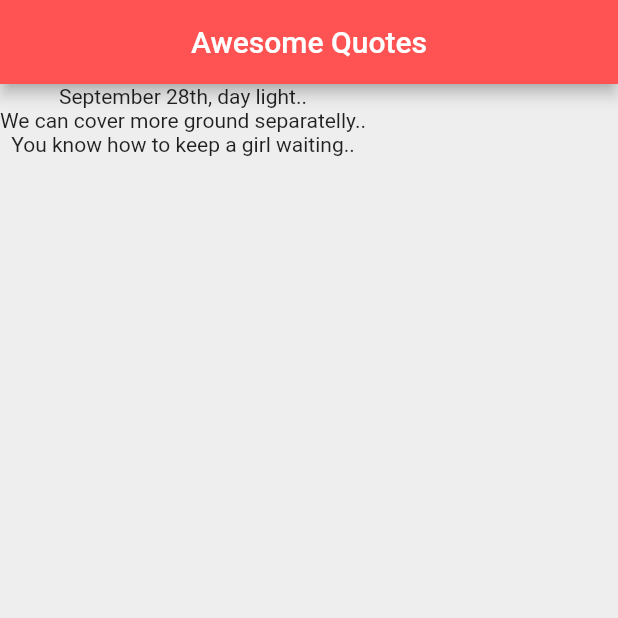
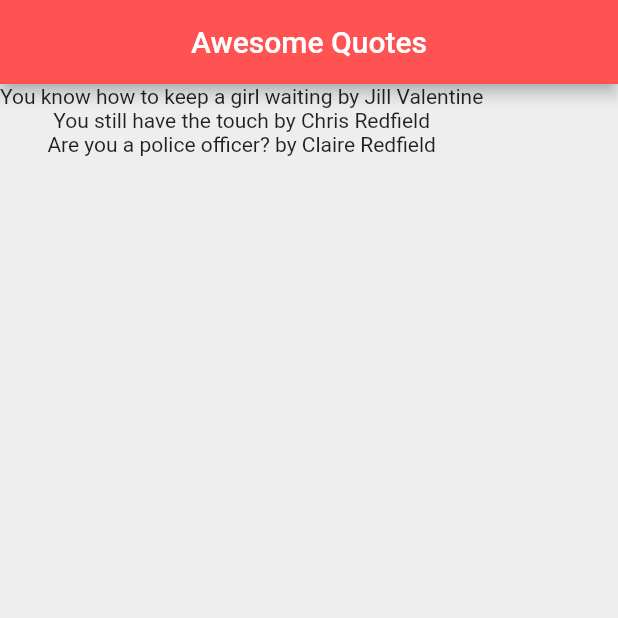
Before and after one commit to alezithop/flutter-netninja, a Flutter app: the screen it shows after launch, on a phone screen of 412 x 824 dp, the top half of it. Run offline on Flutter 3.47's test engine with Material 2 defaults, Android fonts, the phone set to English and light mode, and no system bars.

Commit message:
simplifying the way to create classes and passing the items of the list with {}

```diff
--- a/lib/main.dart
+++ b/lib/main.dart
@@ -1,4 +1,5 @@
 import 'package:flutter/material.dart';
+import 'quote.dart';
 
 void main() => runApp(MaterialApp(
   home: QuoteList(),
@@ -11,10 +12,10 @@ class QuoteList extends StatefulWidget {
 
 class _QuoteListState extends State<QuoteList> {
 
-  List<String> quotes = [
-    'September 28th, day light..',
-    'We can cover more ground separatelly..',
-    'You know how to keep a girl waiting..'
+  List<Quote> quotes = [
+    Quote(author: 'Jill Valentine', text: 'You know how to keep a girl waiting'),
+    Quote(author: 'Chris Redfield', text: 'You still have the touch'),
+    Quote(author: 'Claire Redfield', text: 'Are you a police officer?')
   ];
 
   @override
@@ -30,7 +31,7 @@ class _QuoteListState extends State<QuoteList> {
        /* children: quotes.map((quote){
           return Text(quote);
         }).toList(),*/
-       children: quotes.map((quote) => Text(quote)).toList(),
+       children: quotes.map((quote) => Text('${quote.text} by ${quote.author}')).toList(),
       ),
     );
   }
--- /dev/null
+++ b/lib/quote.dart
@@ -0,0 +1,9 @@
+class Quote {
+  String text;
+  String author;
+
+  // constructor
+  Quote({this.text, this.author});
+}
+
+// Quote q = Quote(author: 'this is an example', text: 'this is another example');
```
